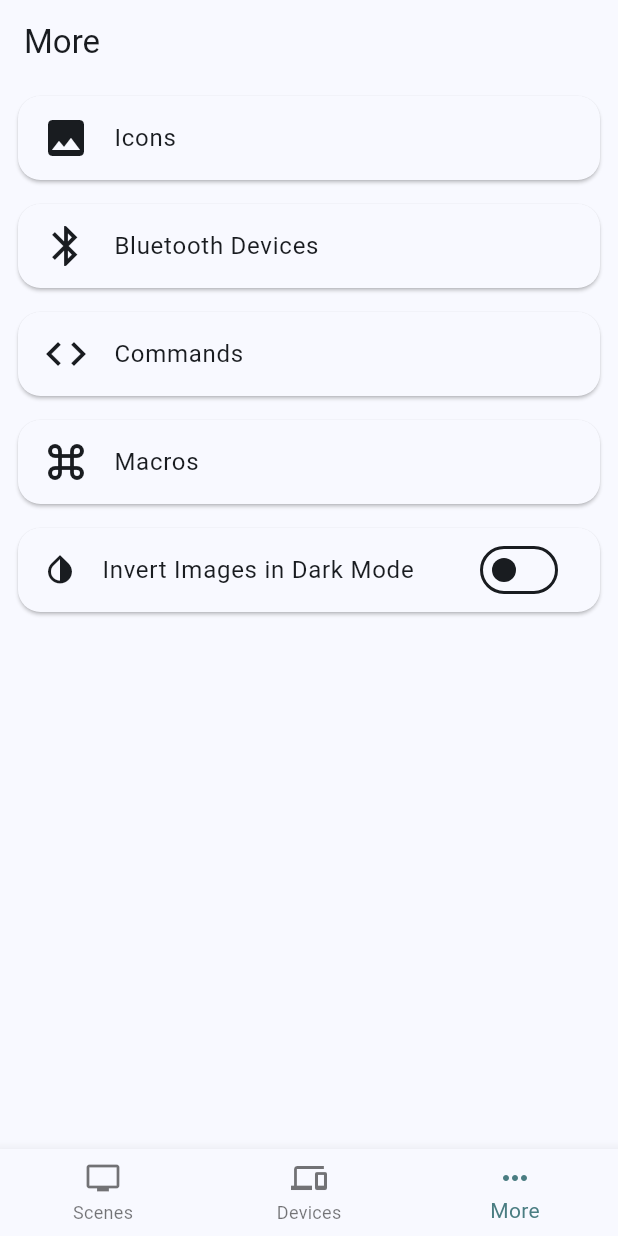
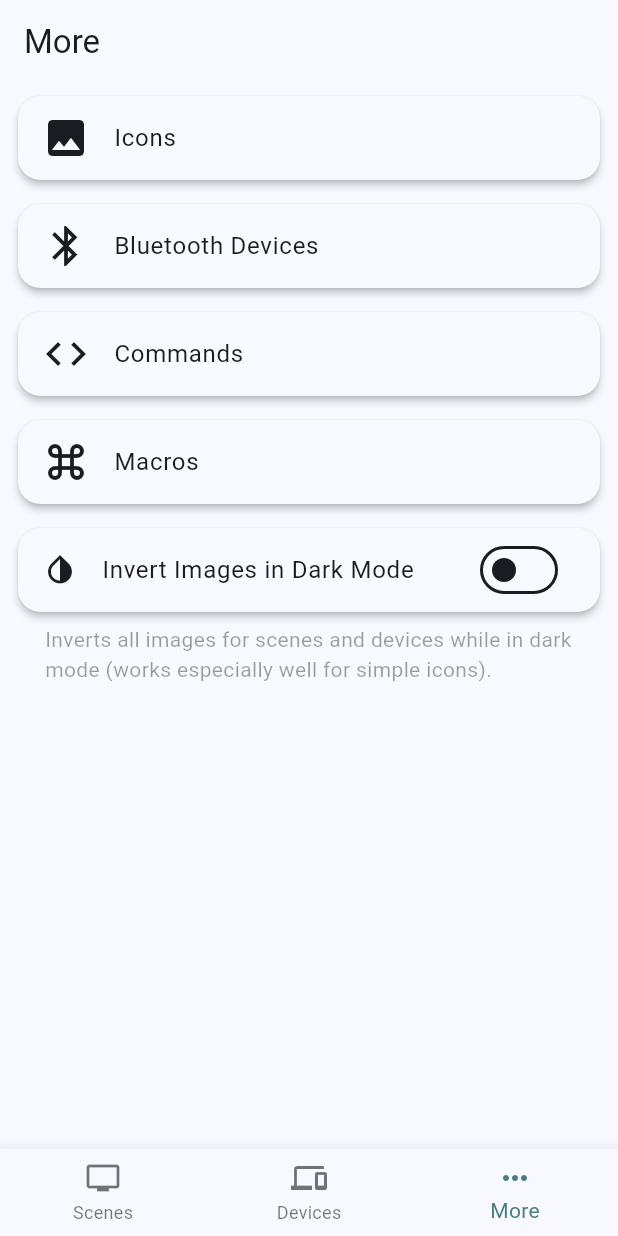
Before and after one commit to LeoKlaus/Equilibrium-Flutter, a Flutter app: the MoreScreen screen opened by its route, on a phone screen of 412 x 824 dp. Run offline on Flutter 3.47's test engine with Material 3 defaults, Android fonts, the phone set to English and light mode, and no system bars; drawn by our look-alikes of streaming_shared_preferences; our stand-ins replace file_picker, get_it, go_router.

Commit message:
Updated appearance, added bluetooth help text and pairing buttons

```diff
--- a/equilibrium_flutter/lib/themes/dark.dart
+++ b/equilibrium_flutter/lib/themes/dark.dart
@@ -1,6 +1,7 @@
 import 'package:flutter/material.dart';
 
 final darkTheme = ThemeData(
+  useMaterial3: true,
   applyElevationOverlayColor: true,
   brightness: Brightness.dark,
   colorScheme: ColorScheme(
--- a/equilibrium_flutter/lib/themes/light.dart
+++ b/equilibrium_flutter/lib/themes/light.dart
@@ -1,6 +1,7 @@
 import 'package:flutter/material.dart';
 
 final lightTheme = ThemeData(
+  useMaterial3: true,
   applyElevationOverlayColor: false,
   brightness: Brightness.light,
   colorScheme: ColorScheme(
--- a/equilibrium_flutter/lib/views/connect_hub/connect_screen.dart
+++ b/equilibrium_flutter/lib/views/connect_hub/connect_screen.dart
@@ -1,3 +1,4 @@
+import 'package:equilibrium_flutter/themes/light.dart';
 import 'package:flutter/material.dart';
 import 'package:get_it/get_it.dart';
 import 'package:go_router/go_router.dart';
@@ -45,14 +46,14 @@ class ConnectScreen extends StatelessWidget {
               ),
               SizedBox(height: 26),
               SizedBox(
-                width: double.infinity,
+                width: 200,
                 height: 49,
                 child: ElevatedButton(
                   onPressed: () {
                     handleLoginButtonPress(context);
                   },
                   style: ElevatedButton.styleFrom(
-                    backgroundColor: Color(0xFF3B62FF),
+                    backgroundColor: lightTheme.primaryColor,
                     shape: RoundedRectangleBorder(
                       borderRadius: BorderRadius.circular(10),
                     ),
--- a/equilibrium_flutter/lib/views/icons/icon_list.dart
+++ b/equilibrium_flutter/lib/views/icons/icon_list.dart
@@ -10,6 +10,7 @@ import 'package:get_it/get_it.dart';
 import 'package:go_router/go_router.dart';
 
 import '../../helpers/hub_connection_handler.dart';
+import '../subviews/styled_card.dart';
 import '../subviews/tappable_card.dart';
 
 class IconList extends StatefulWidget {
--- a/equilibrium_flutter/lib/views/more/more_screen.dart
+++ b/equilibrium_flutter/lib/views/more/more_screen.dart
@@ -4,6 +4,8 @@ import 'package:flutter/material.dart';
 import 'package:get_it/get_it.dart';
 import 'package:go_router/go_router.dart';
 import 'package:streaming_shared_preferences/streaming_shared_preferences.dart';
+
+import '../subviews/styled_card.dart';
 
 class MoreScreen extends StatelessWidget {
   MoreScreen({super.key});
@@ -47,11 +49,22 @@ class MoreScreen extends StatelessWidget {
           StyledCard(
             leadingTile: Icon(Icons.invert_colors),
             title: "Invert Images in Dark Mode",
-            trailingTile: PreferenceBuilder<bool>(preference: settings.invertImages, builder: (context, invertImages) =>
-            Switch(
-              value: invertImages,
-              onChanged: (newValue) => settings.invertImages.setValue(!invertImages),
-            )
+            trailingTile: PreferenceBuilder<bool>(
+              preference: settings.invertImages,
+              builder:
+                  (context, invertImages) => Switch(
+                    value: invertImages,
+                    onChanged:
+                        (newValue) =>
+                            settings.invertImages.setValue(!invertImages),
+                  ),
+            ),
+          ),
+          Padding(
+            padding: EdgeInsetsGeometry.symmetric(horizontal: 30),
+            child: Text(
+              "Inverts all images for scenes and devices while in dark mode (works especially well for simple icons).",
+              style: TextStyle(color: Theme.of(context).disabledColor)
             ),
           ),
         ],
--- /dev/null
+++ b/equilibrium_flutter/lib/views/subviews/styled_card.dart
@@ -0,0 +1,50 @@
+import 'package:flutter/material.dart';
+
+class StyledCard extends StatelessWidget {
+  final Widget leadingTile;
+  final String title;
+  final String? subTitle;
+  final Widget? trailingTile;
+
+  const StyledCard({
+    super.key,
+    required this.leadingTile,
+    required this.title,
+    this.subTitle,
+    this.trailingTile,
+  });
+
+  @override
+  Widget build(BuildContext context) {
+    return Card(
+      margin: EdgeInsets.symmetric(vertical: 8, horizontal: 12),
+      shape: RoundedRectangleBorder(borderRadius: BorderRadius.circular(15.0)),
+      elevation: 2,
+      child: Column(
+        children: [
+          if (subTitle != null)
+            ListTile(
+              leading: leadingTile,
+              title: Text(title),
+              subtitle: Text(
+                subTitle!,
+                maxLines: 1,
+                overflow: TextOverflow.ellipsis,
+                style: TextStyle(
+                  fontSize: 10,
+                  color: Theme.of(context).disabledColor,
+                ),
+              ),
+              trailing: trailingTile,
+            )
+          else
+            ListTile(
+              leading: leadingTile,
+              title: Text(title),
+              trailing: trailingTile,
+            ),
+        ],
+      ),
+    );
+  }
+}
--- a/equilibrium_flutter/lib/views/subviews/tappable_card.dart
+++ b/equilibrium_flutter/lib/views/subviews/tappable_card.dart
@@ -1,3 +1,6 @@
+import 'dart:ui';
+
+import 'package:equilibrium_flutter/views/subviews/styled_card.dart';
 import 'package:flutter/material.dart';
 
 class TappableCard extends StatelessWidget {
@@ -19,67 +22,17 @@ class TappableCard extends StatelessWidget {
 
   @override
   Widget build(BuildContext context) {
-    return GestureDetector(
+    return MouseRegion(
+      cursor: SystemMouseCursors.click,
+      child: GestureDetector(
         onTap: onTap,
         child: StyledCard(
           leadingTile: leadingTile,
           title: title,
           subTitle: subTitle,
           trailingTile: trailingTile,
-      )
+        ),
+      ),
     );
   }
 }
-
-class StyledCard extends StatelessWidget {
-
-  final Widget leadingTile;
-  final String title;
-  final String? subTitle;
-  final Widget? trailingTile;
-
-  const StyledCard({
-    super.key,
-    required this.leadingTile,
-    required this.title,
-    this.subTitle,
-    this.trailingTile,
-  });
-
-  @override
-  Widget build(BuildContext context) {
-    return Card(
-      margin: EdgeInsets.symmetric(vertical: 8, horizontal: 12),
-      shape: RoundedRectangleBorder(
-        borderRadius: BorderRadius.circular(15.0),
-      ),
-      elevation: 1,
-      child: Column(
-        children: [
-          if (subTitle != null)
-            ListTile(
-              leading: leadingTile,
-              title: Text(title),
-              subtitle: Text(
-                subTitle!,
-                maxLines: 1,
-                overflow: TextOverflow.ellipsis,
-                style: TextStyle(
-                  fontSize: 10,
-                ),
-              ),
-              trailing: trailingTile,
-            )
-          else
-            ListTile(
-              leading: leadingTile,
-              title: Text(title),
-              trailing: trailingTile,
-            ),
-        ],
-      ),
-    );
-  }
-
-
-}
```
Also changed, not shown: equilibrium_flutter/lib/repositories/api_repository.dart (+10 -0 lines), equilibrium_flutter/lib/views/bluetooth_devices/bluetooth_device_list.dart (+76 -5 lines). Lines whose indentation alone changed are shown as unchanged.
